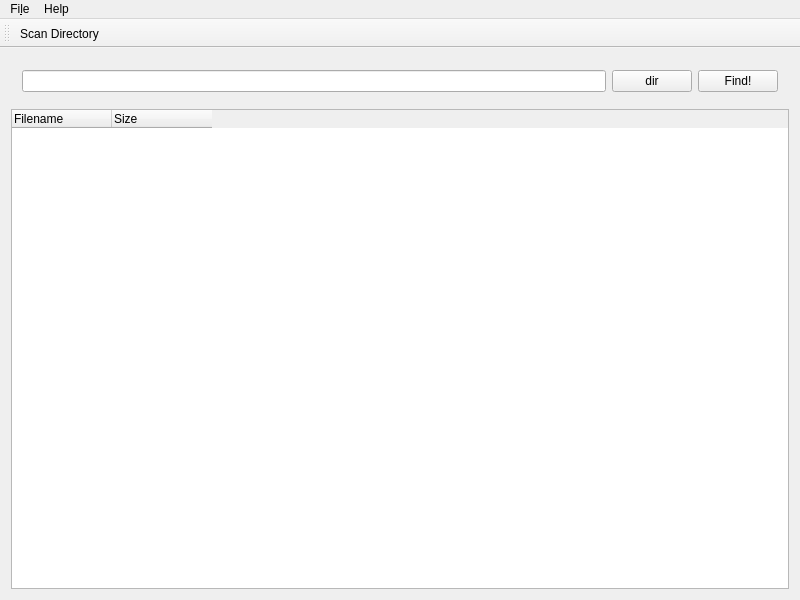
First picture: the form in mainwindow.ui, repository HelenYO/FileManager, before the edit.
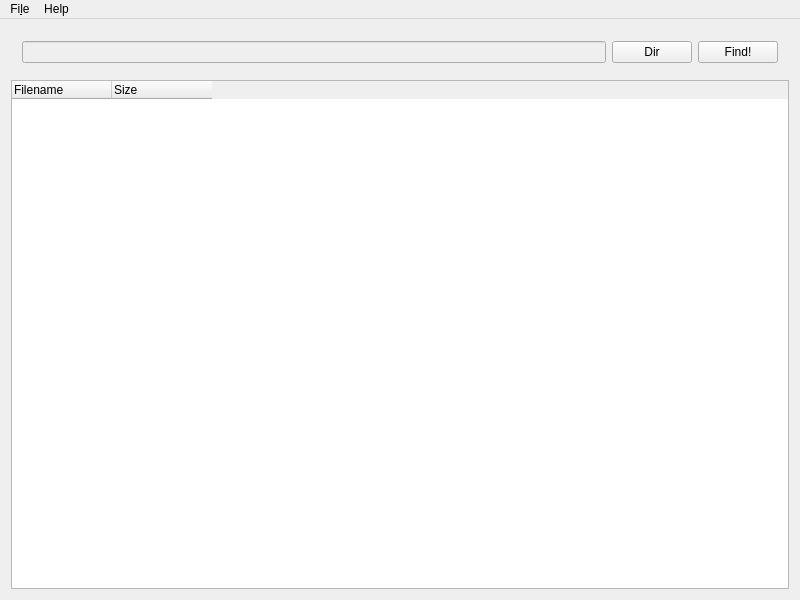
Second picture: the form after the edit.

What changed in the file:
```diff
--- a/mainwindow.ui
+++ b/mainwindow.ui
@@ -28,12 +28,16 @@
       </property>
       <layout class="QHBoxLayout" name="horizontalLayout">
        <item>
-        <widget class="QLineEdit" name="lineEdit"/>
+        <widget class="QLineEdit" name="lineEdit">
+         <property name="enabled">
+          <bool>false</bool>
+         </property>
+        </widget>
        </item>
        <item>
         <widget class="QPushButton" name="pushButton">
          <property name="text">
-          <string>dir</string>
+          <string>Dir</string>
          </property>
         </widget>
        </item>
@@ -95,18 +99,6 @@
    <addaction name="menuFile"/>
    <addaction name="menuHelp"/>
   </widget>
-  <widget class="QToolBar" name="toolBar">
-   <property name="windowTitle">
-    <string>toolBar</string>
-   </property>
-   <attribute name="toolBarArea">
-    <enum>TopToolBarArea</enum>
-   </attribute>
-   <attribute name="toolBarBreak">
-    <bool>false</bool>
-   </attribute>
-   <addaction name="actionScan_Directory"/>
-  </widget>
   <action name="actionScan_Directory">
    <property name="text">
     <string>&amp;Scan Directory...</string>
```
